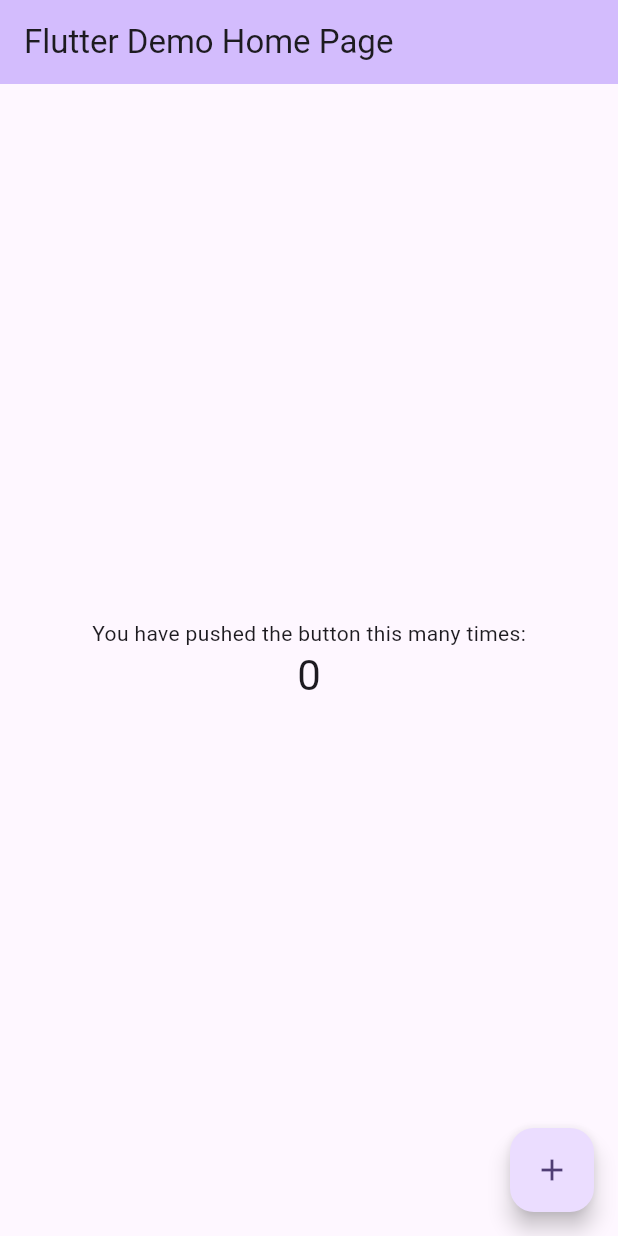
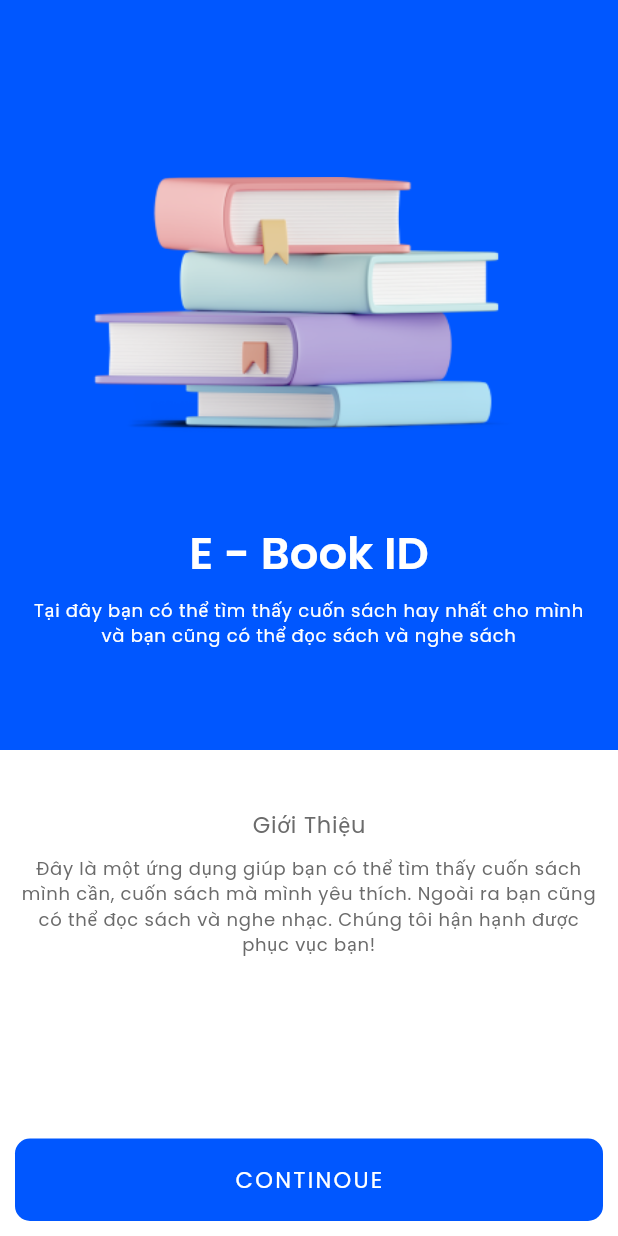
Before and after one commit to Tam-Bii/E_BOOKS, a Flutter app: the screen it shows after launch, on a phone screen of 412 x 824 dp. Run offline on Flutter 3.47's test engine with Material 3 defaults, Android fonts, the phone set to English and light mode, and no system bars; our stand-ins replace get.

Commit message:
Welcome page completed

```diff
--- /dev/null
+++ b/lib/Components/PrimaryButton.dart
@@ -0,0 +1,32 @@
+import 'package:flutter/material.dart';
+
+class PrimaryButton extends StatelessWidget {
+  final String btName;
+  final VoidCallback onTap;
+  const PrimaryButton({super.key, required this.btName, required this.onTap});
+
+  @override
+  Widget build(BuildContext context) {
+    return InkWell(
+      onTap: () {},
+      child: Container(
+        height: 55,
+        padding: EdgeInsets.all(10),
+        decoration: BoxDecoration(
+          color: Theme.of(context).colorScheme.primary,
+          borderRadius: BorderRadius.circular(10),
+        ),
+        child: Row(
+          mainAxisAlignment: MainAxisAlignment.center,
+          children: [
+            Text("CONTINOUE",
+                style: Theme.of(context).textTheme.bodyMedium?.copyWith(
+                      color: Theme.of(context).colorScheme.background,
+                      letterSpacing: 1.5,
+                    )),
+          ],
+        ),
+      ),
+    );
+  }
+}
--- /dev/null
+++ b/lib/Config/Theme.dart
@@ -0,0 +1,62 @@
+import 'package:e_books/Config/Colors.dart';
+import 'package:flutter/material.dart';
+
+var lightTheme = ThemeData(
+  useMaterial3: true,
+  colorScheme: const ColorScheme(
+    brightness: Brightness.light,
+    primary: primaryColor,
+    onPrimary: backgroudColor,
+    secondary: secondryColor,
+    onSecondary: backgroudColor,
+    error: Colors.red,
+    onError: fontColor,
+    background: backgroudColor,
+    onBackground: fontColor,
+    surface: backgroudColor,
+    onSurface: fontColor,
+    onPrimaryContainer: secondLebelColor,
+  ),
+  textTheme: const TextTheme(
+    headlineLarge: TextStyle(
+      fontFamily: "Poppins",
+      fontSize: 30,
+      fontWeight: FontWeight.w600,
+    ),
+    headlineMedium: TextStyle(
+      fontFamily: "Poppins",
+      fontSize: 20,
+      fontWeight: FontWeight.w600,
+    ),
+    bodyLarge: TextStyle(
+      fontFamily: "Poppins",
+      fontSize: 18,
+      fontWeight: FontWeight.w500,
+    ),
+    bodyMedium: TextStyle(
+      fontFamily: "Poppins",
+      fontSize: 15,
+      fontWeight: FontWeight.w500,
+    ),
+    bodySmall: TextStyle(
+      fontFamily: "Poppins",
+      fontSize: 12,
+      fontWeight: FontWeight.w500,
+    ),
+    labelLarge: TextStyle(
+        fontFamily: "Poppins",
+        fontSize: 18,
+        fontWeight: FontWeight.w400,
+        color: lebelColor),
+    labelMedium: TextStyle(
+        fontFamily: "Poppins",
+        fontSize: 15,
+        fontWeight: FontWeight.w400,
+        color: lebelColor),
+    labelSmall: TextStyle(
+        fontFamily: "Poppins",
+        fontSize: 12,
+        fontWeight: FontWeight.w400,
+        color: lebelColor),
+  ),
+);
--- /dev/null
+++ b/lib/Pages/WelcomePage.dart
@@ -0,0 +1,90 @@
+import 'package:e_books/Components/PrimaryButton.dart';
+import 'package:flutter/material.dart';
+import 'package:get/get.dart';
+
+class WelcomePage extends StatelessWidget {
+  const WelcomePage({super.key});
+
+  @override
+  Widget build(BuildContext context) {
+    return Scaffold(
+      body: Column(
+        children: [
+          Container(
+            height: 500,
+            padding: const EdgeInsets.all(20),
+            color: Theme.of(context).colorScheme.primary,
+            child: Row(mainAxisAlignment: MainAxisAlignment.center, children: [
+              Expanded(
+                child: Column(
+                  mainAxisAlignment: MainAxisAlignment.center,
+                  children: [
+                    const SizedBox(height: 50),
+                    Image.asset(
+                      "Assets/Images/book.png",
+                      width: 380,
+                    ),
+                    const SizedBox(height: 60),
+                    Text(
+                      "E - Book ID",
+                      style:
+                          Theme.of(context).textTheme.headlineLarge?.copyWith(
+                                color: Theme.of(context).colorScheme.background,
+                              ),
+                    ),
+                    const SizedBox(height: 10),
+                    Flexible(
+                      child: Text(
+                        "Tại đây bạn có thể tìm thấy cuốn sách hay nhất cho mình và bạn cũng có thể đọc sách và nghe sách ",
+                        textAlign: TextAlign.center,
+                        style: Theme.of(context).textTheme.labelSmall?.copyWith(
+                              color: Theme.of(context).colorScheme.background,
+                            ),
+                      ),
+                    ),
+                  ],
+                ),
+              )
+            ]),
+          ),
+          Padding(
+            padding: const EdgeInsets.all(10),
+            child: Column(
+              children: [
+                const SizedBox(height: 30),
+                Row(
+                  mainAxisAlignment: MainAxisAlignment.center,
+                  children: [
+                    Text(
+                      "Giới Thiệu",
+                      style: Theme.of(context).textTheme.labelMedium,
+                    ),
+                  ],
+                ),
+                const SizedBox(height: 10),
+                Row(
+                  children: [
+                    Flexible(
+                      child: Text(
+                        "Đây là một ứng dụng giúp bạn có thể tìm thấy cuốn sách mình cần, cuốn sách mà mình yêu thích. Ngoài ra bạn cũng có thể đọc sách và nghe nhạc. Chúng tôi hận hạnh được phục vục bạn! ",
+                        textAlign: TextAlign.center,
+                        style: Theme.of(context).textTheme.labelSmall,
+                      ),
+                    ),
+                  ],
+                ),
+              ],
+            ),
+          ),
+          const Spacer(),
+          Padding(
+              padding: const EdgeInsets.all(10),
+              child: PrimaryButton(
+                btName: "CONTINOUE",
+                onTap: () {},
+              ))
+        ],
+      ),
+    );
+  }
+}
--- a/lib/main.dart
+++ b/lib/main.dart
@@ -1,4 +1,7 @@
+import 'package:e_books/Config/Theme.dart';
+import 'package:e_books/Pages/WelcomePage.dart';
 import 'package:flutter/material.dart';
+import 'package:get/route_manager.dart';
 
 void main() {
   runApp(const MyApp());
@@ -7,119 +10,13 @@
 class MyApp extends StatelessWidget {
   const MyApp({super.key});
 
-  // This widget is the root of your application.
   @override
   Widget build(BuildContext context) {
-    return MaterialApp(
-      title: 'Flutter Demo',
-      theme: ThemeData(
-        // This is the theme of your application.
-        //
-        // TRY THIS: Try running your application with "flutter run". You'll see
-        // the application has a purple toolbar. Then, without quitting the app,
-        // try changing the seedColor in the colorScheme below to Colors.green
-        // and then invoke "hot reload" (save your changes or press the "hot
-        // reload" button in a Flutter-supported IDE, or press "r" if you used
-        // the command line to start the app).
-        //
-        // Notice that the counter didn't reset back to zero; the application
-        // state is not lost during the reload. To reset the state, use hot
-        // restart instead.
-        //
-        // This works for code too, not just values: Most code changes can be
-        // tested with just a hot reload.
-        colorScheme: ColorScheme.fromSeed(seedColor: Colors.deepPurple),
-        useMaterial3: true,
-      ),
-      home: const MyHomePage(title: 'Flutter Demo Home Page'),
+    return GetMaterialApp(
+      debugShowCheckedModeBanner: false,
+      title: 'E BOOK',
+      theme: lightTheme,
+      home: WelcomePage(),
     );
   }
 }
-
-class MyHomePage extends StatefulWidget {
-  const MyHomePage({super.key, required this.title});
-
-  // This widget is the home page of your application. It is stateful, meaning
-  // that it has a State object (defined below) that contains fields that affect
-  // how it looks.
-
-  // This class is the configuration for the state. It holds the values (in this
-  // case the title) provided by the parent (in this case the App widget) and
-  // used by the build method of the State. Fields in a Widget subclass are
-  // always marked "final".
-
-  final String title;
-
-  @override
-  State<MyHomePage> createState() => _MyHomePageState();
-}
-
-class _MyHomePageState extends State<MyHomePage> {
-  int _counter = 0;
-
-  void _incrementCounter() {
-    setState(() {
-      // This call to setState tells the Flutter framework that something has
-      // changed in this State, which causes it to rerun the build method below
-      // so that the display can reflect the updated values. If we changed
-      // _counter without calling setState(), then the build method would not be
-      // called again, and so nothing would appear to happen.
-      _counter++;
-    });
-  }
-
-  @override
-  Widget build(BuildContext context) {
-    // This method is rerun every time setState is called, for instance as done
-    // by the _incrementCounter method above.
-    //
-    // The Flutter framework has been optimized to make rerunning build methods
-    // fast, so that you can just rebuild anything that needs updating rather
-    // than having to individually change instances of widgets.
-    return Scaffold(
-      appBar: AppBar(
-        // TRY THIS: Try changing the color here to a specific color (to
-        // Colors.amber, perhaps?) and trigger a hot reload to see the AppBar
-        // change color while the other colors stay the same.
-        backgroundColor: Theme.of(context).colorScheme.inversePrimary,
-        // Here we take the value from the MyHomePage object that was created by
-        // the App.build method, and use it to set our appbar title.
-        title: Text(widget.title),
-      ),
-      body: Center(
-        // Center is a layout widget. It takes a single child and positions it
-        // in the middle of the parent.
-        child: Column(
-          // Column is also a layout widget. It takes a list of children and
-          // arranges them vertically. By default, it sizes itself to fit its
-          // children horizontally, and tries to be as tall as its parent.
-          //
-          // Column has various properties to control how it sizes itself and
-          // how it positions its children. Here we use mainAxisAlignment to
-          // center the children vertically; the main axis here is the vertical
-          // axis because Columns are vertical (the cross axis would be
-          // horizontal).
-          //
-          // TRY THIS: Invoke "debug painting" (choose the "Toggle Debug Paint"
-          // action in the IDE, or press "p" in the console), to see the
-          // wireframe for each widget.
-          mainAxisAlignment: MainAxisAlignment.center,
-          children: <Widget>[
-            const Text(
-              'You have pushed the button this many times:',
-            ),
-            Text(
-              '$_counter',
-              style: Theme.of(context).textTheme.headlineMedium,
-            ),
-          ],
-        ),
-      ),
-      floatingActionButton: FloatingActionButton(
-        onPressed: _incrementCounter,
-        tooltip: 'Increment',
-        child: const Icon(Icons.add),
-      ), // This trailing comma makes auto-formatting nicer for build methods.
-    );
-  }
-}
```
Also changed, not shown: lib/Config/Colors.dart (added, +8 -0 lines), lib/Models/BookModel.dart (added, +102 -0 lines), pubspec.yaml (+13 -10 lines), Assets/Fonts/Poppins-Medium.ttf (added), Assets/Fonts/Poppins-Regular.ttf (added), Assets/Fonts/Poppins-SemiBold.ttf (added), Assets/Images/Give and Take.jpg (added), Assets/Images/When the moon split.jpg (added), Assets/Images/You are not so smart.jpg (added), Assets/Images/book.png (added), Assets/Images/boundraries.jpg (added), Assets/Images/daily stoic.jpg (added), Assets/Images/never splite yje difference.jpg (added), pubspec.lock.
